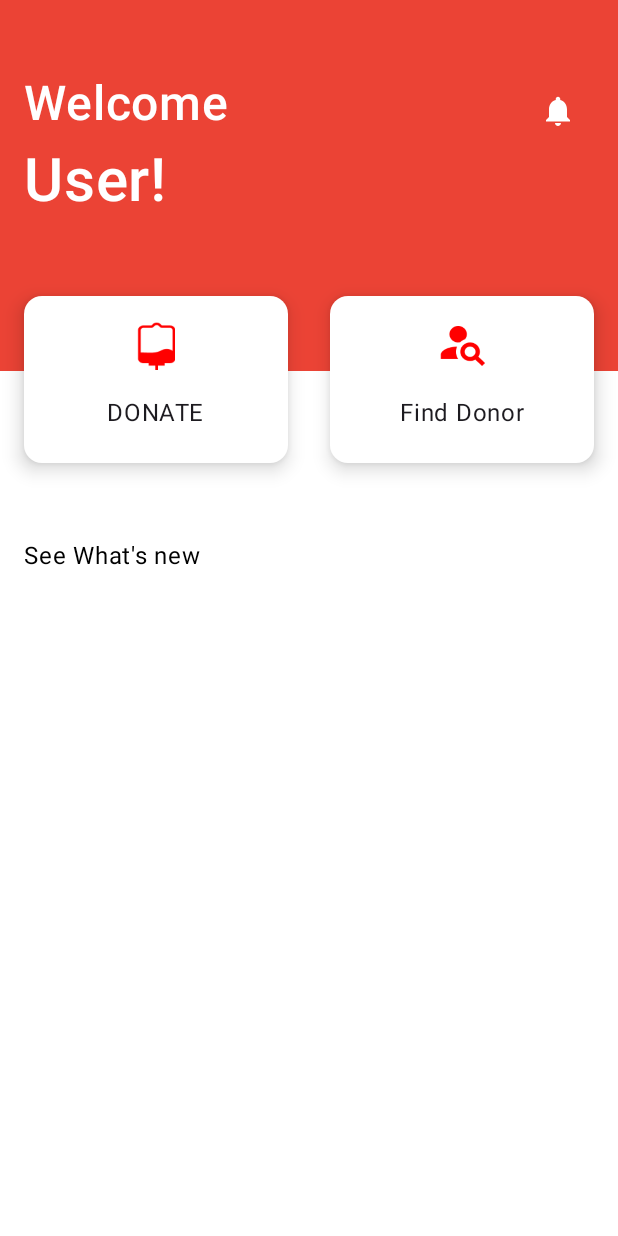
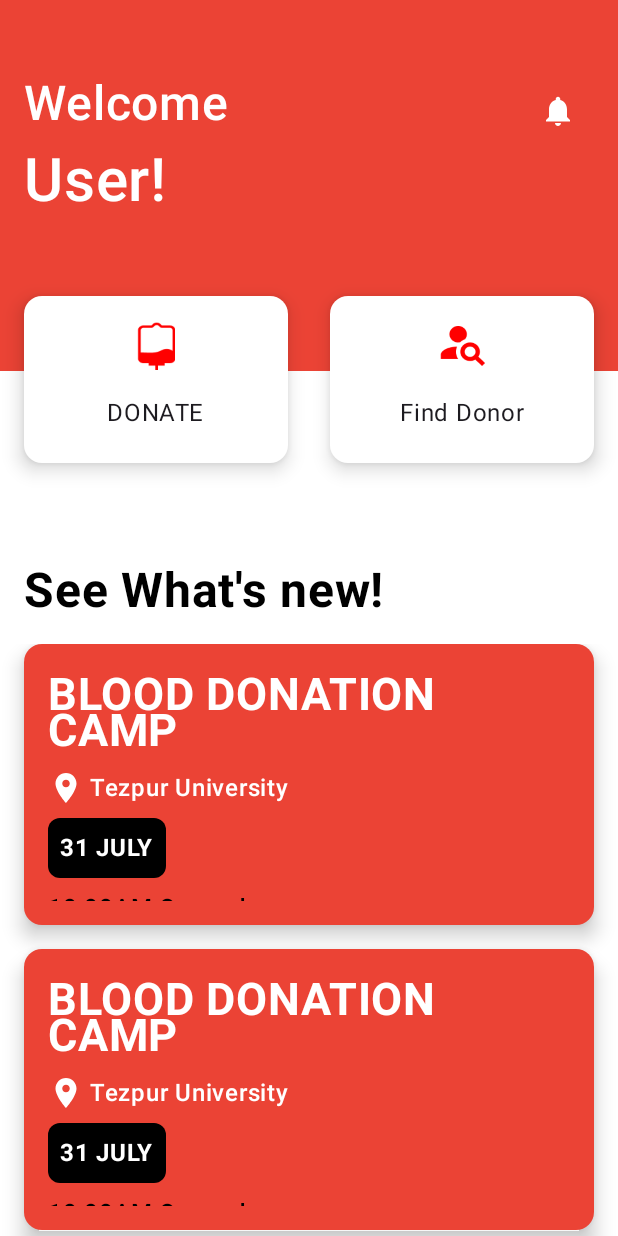
Before and after one commit to jarvis1704/blood-donation-app, an Android app built with Jetpack Compose: the screen it shows after launch (MainActivity), on a phone screen of 412 x 824 dp. Run offline under Robolectric (Android 15) with nearby library versions, the phone set to English and light mode, and no system bars; our stand-ins replace Firebase (no records; nobody signed in at launch, a user with empty details on screens opened directly).

Commit message:
Finalized the UI for HomeScreen

```diff
--- a/Android application/app/src/main/java/com/example/blooddonationapp/home/interfaces/homepage.kt
+++ b/Android application/app/src/main/java/com/example/blooddonationapp/home/interfaces/homepage.kt
@@ -36,6 +36,7 @@ import androidx.compose.ui.unit.sp
 import androidx.lifecycle.viewmodel.compose.viewModel
 import com.example.blooddonationapp.R
 import com.example.blooddonationapp.auth.data.emailLoginViewmodel
+import com.example.blooddonationapp.home.ui_components.AnnouncementCard
 
 @Composable
 fun homepage(goto_loadingpage:()->Unit){
@@ -122,10 +123,16 @@ fun homepage(goto_loadingpage:()->Unit){
                             }
                         }
                     }
-                    Text("See What's new")
+                    Text("See What's new!", fontSize = 32.sp, modifier = Modifier.padding(vertical = 16.dp), fontWeight = FontWeight.Bold)
                     //vertical scrollable column
-                    LazyColumn() {
-
+                    LazyColumn(
+                        verticalArrangement = Arrangement.spacedBy(16.dp)
+                    ) {
+                        //this is for demonstration purposes, change the function and count variable as needed according to the number of announcements
+                        //todo Announcement card implementation
+                        items(5){
+                            AnnouncementCard()
+                        }
                     }
                 }
             }
--- a/Android application/app/src/main/java/com/example/blooddonationapp/home/ui_components/AnnouncementCard.kt
+++ b/Android application/app/src/main/java/com/example/blooddonationapp/home/ui_components/AnnouncementCard.kt
@@ -34,10 +34,11 @@ fun AnnouncementCard(modifier: Modifier = Modifier) {
         ),
         elevation = CardDefaults.elevatedCardElevation(
             8.dp
-        )
+        ),
+        onClick = {/*todo AnnounmentCard implementation*/}
     ) {
         Column(
-            modifier = Modifier.padding(vertical = 24.dp, horizontal = 16.dp)
+            modifier = Modifier.padding(vertical = 16.dp, horizontal = 16.dp)
         ) {
             Text("BLOOD DONATION CAMP", fontSize = 30.sp, fontWeight = FontWeight.Bold, color = Color.White)
             Spacer(Modifier.height(8.dp))
```
